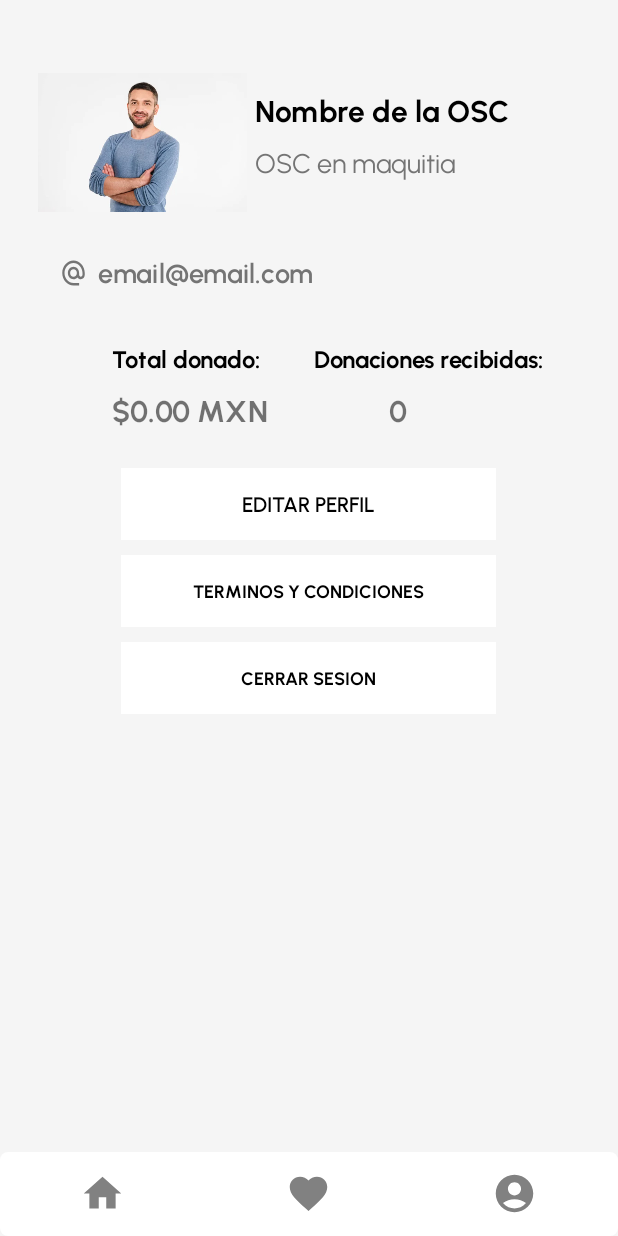
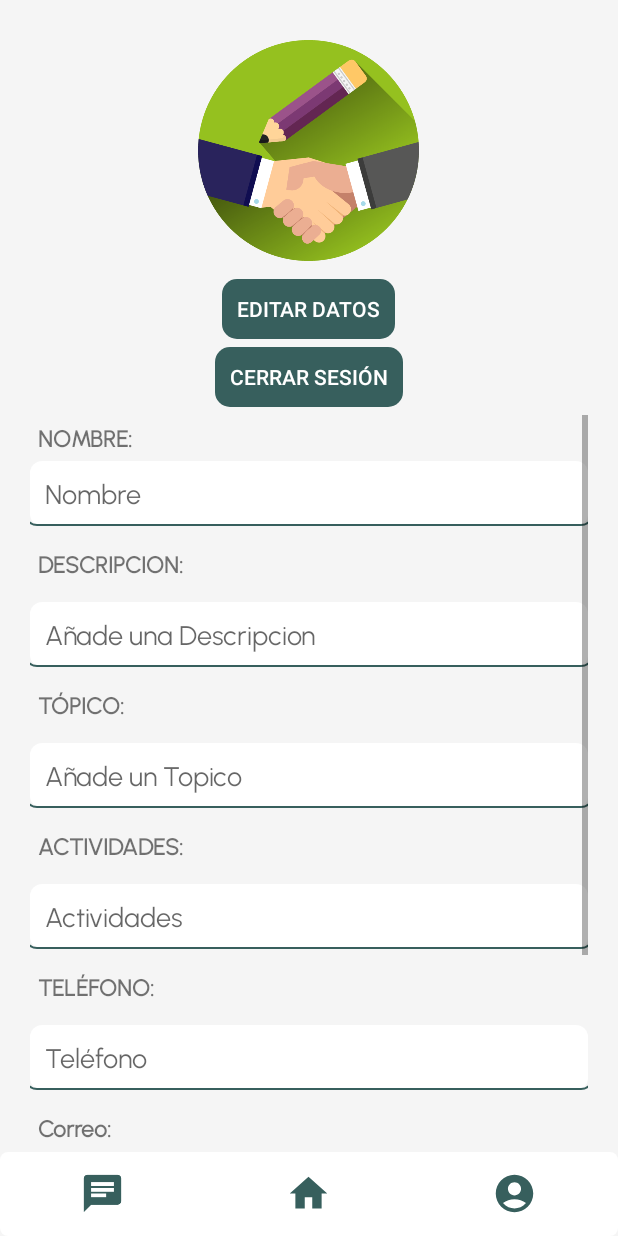
Before and after one commit to JPchipres/appmaquitia, an Android app: the layout activity_perfil_osc.xml on its own in the app's theme, with its tools: preview values and no code run, on a phone screen of 412 x 824 dp. Run offline under Robolectric (Android 15) with nearby library versions, the phone set to English and light mode, and no system bars.

Commit message:
perfil organización v1

```diff
--- a/app/src/main/java/com/example/appmaquitia/PublicacionesActivityUsuarios.java
+++ b/app/src/main/java/com/example/appmaquitia/PublicacionesActivityUsuarios.java
@@ -197,7 +197,6 @@ public class PublicacionesActivityUsuarios extends AppCompatActivity {
             AlertDialog.Builder alertDialogBuilder = new AlertDialog.Builder(this);
             alertDialogBuilder.setView(customDialogView);
             alertDialogBuilder.setTitle("Selecciona un número");
-
             // Mostrar el AlertDialog
             alertDialogBuilder.show();
         } else {
--- a/app/src/main/java/com/example/appmaquitia/registro.java
+++ b/app/src/main/java/com/example/appmaquitia/registro.java
@@ -176,7 +176,8 @@ public class registro extends AppCompatActivity {
             @Override
             public void onComplete(@NonNull Task<AuthResult> task) {
                 if(task.isSuccessful()) {
-
+                    FirebaseUser user = mAuth.getCurrentUser();
+                    user.sendEmailVerification();
                     String hashed = Hashing.sha256()
                             .hashString(pass, StandardCharsets.UTF_8)
                             .toString();
--- a/app/src/main/java/com/example/appmaquitia/registro_de_asociacion.java
+++ b/app/src/main/java/com/example/appmaquitia/registro_de_asociacion.java
@@ -391,7 +391,7 @@ public class registro_de_asociacion extends AppCompatActivity {
                                                                                     @Override
                                                                                     public void run() {
                                                                                         finish();
-                                                                                        startActivity(new Intent(registro_de_asociacion.this, login.class));
+                                                                                        startActivity(new Intent(registro_de_asociacion.this, login_osc.class));
 
                                                                                     }
                                                                                 }, 2500);
--- a/app/src/main/res/layout/activity_perfil_osc.xml
+++ b/app/src/main/res/layout/activity_perfil_osc.xml
@@ -7,149 +7,214 @@
     xmlns:tools="http://schemas.android.com/tools"
     android:background="@color/background"
     tools:context=".perfil_osc">
-    <RelativeLayout
-        android:layout_width="wrap_content"
+
+    <LinearLayout
+        android:layout_width="match_parent"
         android:layout_height="match_parent"
-        android:layout_marginStart="0dp"
-        android:layout_marginEnd="0dp"
-        android:padding="20dp">
-        <ImageView
-            android:layout_width="150dp"
-            android:layout_height="150dp"
-            android:id="@+id/imgperfil"
-            android:src="@drawable/persona_ejemplo"
-            android:padding="5dp"/>
-        <TextView
-            android:layout_width="wrap_content"
-            android:layout_height="wrap_content"
-            android:layout_toEndOf="@+id/imgperfil"
-            android:id="@+id/txtnombre"
-            android:text="Nombre de la OSC"
-            android:layout_marginTop="40dp"
-            android:fontFamily="@font/urbanist_bold"
-            android:textSize="20dp"
-            android:textColor="@color/black"/>
-        <TextView
-            android:layout_width="wrap_content"
-            android:layout_height="wrap_content"
-            android:id="@+id/txt"
-            android:text="OSC en maquitia"
-            android:layout_below="@id/txtnombre"
-            android:layout_toEndOf="@id/imgperfil"
-            android:layout_marginTop="10dp"
-            android:fontFamily="@font/urbanist"
-            android:textSize="18dp"
-            android:textColor="@color/grey"/>
-        <ImageView
-            android:layout_width="18dp"
-            android:layout_height="20dp"
-            android:background="@drawable/baseline_alternate_email_24"
-            android:layout_below="@id/imgperfil"
-            android:layout_marginTop="2dp"
-            android:layout_marginLeft="20dp"/>
-        <TextView
-            android:layout_width="wrap_content"
-            android:layout_height="wrap_content"
-            android:id="@+id/txtemail"
-            android:text="email@email.com"
-            android:layout_below="@id/imgperfil"
-            android:layout_marginLeft="45dp"
-            android:fontFamily="@font/urbanist_semibold"
-            android:textSize="18dp"
-            android:textColor="@color/grey"/>
+        android:layout_marginHorizontal="15dp"
+        android:layout_marginStart="20dp"
+        android:layout_marginTop="20dp"
+        android:layout_marginEnd="20dp"
+        android:layout_marginBottom="60dp"
+        android:orientation="vertical">
+
+
         <LinearLayout
             android:layout_width="match_parent"
             android:layout_height="wrap_content"
-            android:layout_below="@+id/txtemail"
             android:orientation="vertical"
-            android:padding="10dp"
-            android:layout_marginTop="20dp">
-            <GridLayout
+            android:paddingVertical="5dp"
+            android:gravity="center">
+            <de.hdodenhof.circleimageview.CircleImageView
+                android:id="@+id/btnCambiarFoto"
+                android:layout_width="150dp"
+                android:layout_height="150dp"
+                android:src="@drawable/asociaciones"/>
+        </LinearLayout>
+        <LinearLayout
+            android:paddingVertical="5dp"
+            android:layout_width="match_parent"
+            android:layout_height="wrap_content"
+            android:orientation="vertical"
+            android:gravity="center">
+            <Button
+                android:id="@+id/btnEditar"
                 android:layout_width="wrap_content"
+                android:layout_height="40dp"
+                android:text="Editar Datos"
+                android:paddingHorizontal="10dp"
+                android:layout_marginBottom="5dp"
+                android:background="@drawable/button_ini"
+                android:textColor="@color/white"/>
+            <Button
+                android:id="@+id/btnCerrarSesion"
+                android:layout_width="wrap_content"
+                android:layout_height="40dp"
+                android:paddingHorizontal="10dp"
+                android:text="Cerrar Sesión"
+                android:background="@drawable/button_ini"
+                android:textColor="@color/white"/>
+        </LinearLayout>
+        <ScrollView
+            android:layout_width="match_parent"
+            android:layout_height="match_parent">
+            <LinearLayout
+                android:layout_width="match_parent"
+                android:layout_height="match_parent"
+                android:orientation="vertical">
+                <TextView
+                    android:layout_width="match_parent"
                     android:layout_height="wrap_content"
-                android:layout_gravity="center"
-                android:columnCount="2">
+                    android:text="NOMBRE:"
+                    android:textSize="15sp"
+                    android:fontFamily="@font/urbanist"
+                    android:textStyle="bold"
+                    android:padding="5dp"/>
+                <EditText
+                    android:id="@+id/etNombre"
+                    android:layout_width="match_parent"
+                    android:layout_height="wrap_content"
+                    android:background="@drawable/edittext_radius"
+                    android:paddingHorizontal="10dp"
+                    android:paddingVertical="10dp"
+                    android:layout_marginBottom="10dp"
+                    android:hint="Nombre"
+                    android:inputType="textImeMultiLine"
+                    android:textSize="18sp"
+                    android:fontFamily="@font/urbanist"
+                    android:enabled="false"/>
                 <TextView
-                    android:id="@+id/totaldinero"
-                    android:layout_width="wrap_content"
+                    android:layout_width="match_parent"
                     android:layout_height="wrap_content"
-                    android:textSize="16dp"
-                    android:layout_marginLeft="25dp"
-                    android:text="Total donado:"
-                    android:textColor="@color/black"
-                    android:fontFamily="@font/urbanist_bold"
+                    android:text="DESCRIPCION:"
+                    android:textSize="15sp"
+                    android:fontFamily="@font/urbanist"
+                    android:textStyle="bold"
                     android:padding="5dp"/>
+                <EditText
+                    android:id="@+id/etDescripcion"
+                    android:layout_width="match_parent"
+                    android:layout_height="wrap_content"
+                    android:layout_marginTop="10dp"
+                    android:background="@drawable/edittext_radius"
+                    android:paddingHorizontal="10dp"
+                    android:hint="Añade una Descripcion"
+                    android:inputType="textImeMultiLine"
+                    android:layout_marginBottom="10dp"
+                    android:paddingVertical="10dp"
+                    android:textSize="18sp"
+                    android:fontFamily="@font/urbanist"
+                    android:enabled="false"/>
                 <TextView
-                    android:id="@+id/conteo"
-                    android:layout_width="wrap_content"
+                    android:layout_width="match_parent"
                     android:layout_height="wrap_content"
-                    android:layout_marginLeft="20dp"
-                    android:text="Donaciones recibidas:"
-                    android:textSize="16dp"
-                    android:textColor="@color/black"
-                    android:fontFamily="@font/urbanist_bold"
+                    android:text="TÓPICO:"
+                    android:textSize="15sp"
+                    android:fontFamily="@font/urbanist"
+                    android:textStyle="bold"
                     android:padding="5dp"/>
+                <EditText
+                    android:id="@+id/etTopico"
+                    android:layout_width="match_parent"
+                    android:layout_height="wrap_content"
+                    android:layout_marginTop="10dp"
+                    android:background="@drawable/edittext_radius"
+                    android:paddingHorizontal="10dp"
+                    android:hint="Añade un Topico"
+                    android:inputType="text"
+                    android:paddingVertical="10dp"
+                    android:layout_marginBottom="10dp"
+                    android:textSize="18sp"
+                    android:fontFamily="@font/urbanist"
+                    android:enabled="false"/>
                 <TextView
-                    android:layout_width="wrap_content"
+                    android:layout_width="match_parent"
                     android:layout_height="wrap_content"
-                    android:layout_gravity="center"
-                    android:textSize="20dp"
-                    android:text="$0.00 MXN"
-                    android:layout_marginLeft="25dp"
-                    android:fontFamily="@font/urbanist_bold"
+                    android:text="ACTIVIDADES:"
+                    android:textSize="15sp"
+                    android:fontFamily="@font/urbanist"
+                    android:textStyle="bold"
                     android:padding="5dp"/>
+                <EditText
+                    android:id="@+id/etActividades"
+                    android:layout_width="match_parent"
+                    android:layout_height="wrap_content"
+                    android:layout_marginTop="10dp"
+                    android:background="@drawable/edittext_radius"
+                    android:paddingHorizontal="10dp"
+                    android:hint="Actividades"
+                    android:inputType="text"
+                    android:layout_marginBottom="10dp"
+                    android:paddingVertical="10dp"
+                    android:textSize="18sp"
+                    android:fontFamily="@font/urbanist"
+                    android:enabled="false"/>
                 <TextView
-                    android:layout_width="wrap_content"
+                    android:layout_width="match_parent"
                     android:layout_height="wrap_content"
-                    android:layout_marginLeft="70dp"
-                    android:textSize="20dp"
-                    android:text="0"
-                    android:fontFamily="@font/urbanist_bold"
+                    android:text="TELÉFONO:"
+                    android:textSize="15sp"
+                    android:fontFamily="@font/urbanist"
+                    android:textStyle="bold"
                     android:padding="5dp"/>
-
-
-            </GridLayout>
+                <EditText
+                    android:id="@+id/etTelefono"
+                    android:layout_width="match_parent"
+                    android:layout_height="wrap_content"
+                    android:layout_marginTop="10dp"
+                    android:layout_marginBottom="10dp"
+                    android:background="@drawable/edittext_radius"
+                    android:paddingHorizontal="10dp"
+                    android:hint="Teléfono"
+                    android:paddingVertical="10dp"
+                    android:inputType="text"
+                    android:textSize="18sp"
+                    android:fontFamily="@font/urbanist"
+                    android:enabled="false"/>
+                <TextView
+                    android:layout_width="match_parent"
+                    android:layout_height="wrap_content"
+                    android:text="Correo:"
+                    android:textSize="15sp"
+                    android:fontFamily="@font/urbanist"
+                    android:textStyle="bold"
+                    android:padding="5dp"/>
+                <EditText
+                    android:id="@+id/etCorreo"
+                    android:layout_width="match_parent"
+                    android:layout_height="wrap_content"
+                    android:layout_marginTop="10dp"
+                    android:layout_marginBottom="10dp"
+                    android:background="@drawable/edittext_radius"
+                    android:paddingHorizontal="10dp"
+                    android:hint="Correo"
+                    android:paddingVertical="10dp"
+                    android:textSize="18sp"
+                    android:fontFamily="@font/urbanist"
+                    android:enabled="false"/>
                 <Button
-                android:id="@+id/editar_perfil"
-                android:layout_width="250dp"
+                    android:id="@+id/btnCambiarContraseña"
+                    android:background="@drawable/button3_style"
+                    android:textColor="@color/buttons"
+                    android:fontFamily="@font/urbanist"
+                    android:textStyle="bold"
+                    android:layout_width="match_parent"
                     android:layout_height="wrap_content"
-                android:layout_marginTop="20dp"
-                android:layout_gravity="center"
-                android:background="@color/white"
-                android:text="Editar perfil"
-                android:textSize="14dp"
-                android:textColor="@color/black"
-                android:fontFamily="@font/urbanist_semibold"
-                android:padding="5dp"/>
+                    android:text="Cambiar Contraseña"/>
                 <Button
-                android:id="@+id/terminos"
-                android:layout_width="250dp"
-                android:layout_height="match_parent"
-                android:background="@color/white"
-                android:layout_gravity="center"
+                    android:id="@+id/btnGuardarCambios"
+                    android:background="@drawable/button_ini"
+                    android:textColor="@color/white"
+                    android:fontFamily="@font/urbanist"
+                    android:textStyle="bold"
                     android:layout_marginTop="10dp"
-                android:text="Terminos y condiciones"
-                android:textSize="12dp"
-                android:textColor="@color/black"
-                android:fontFamily="@font/urbanist_bold"
-                android:padding="5dp"/>
-
-            <Button
-                android:id="@+id/cerrar_sesion"
-                android:layout_width="250dp"
-                android:layout_height="match_parent"
-                android:background="@color/white"
-                android:layout_gravity="center"
-                android:layout_marginTop="10dp"
-                android:text="Cerrar sesion"
-                android:textSize="12dp"
-                android:textColor="@color/black"
-                android:fontFamily="@font/urbanist_bold"
-                android:padding="5dp"/>
+                    android:layout_width="match_parent"
+                    android:layout_height="wrap_content"
+                    android:text="Guardar"/>
+            </LinearLayout>
+        </ScrollView>
 
     </LinearLayout>
-
-    </RelativeLayout>
     <com.google.android.material.bottomnavigation.BottomNavigationView
         android:layout_width="match_parent"
         android:layout_height="wrap_content"
@@ -157,10 +222,9 @@
         android:layout_alignParentBottom="true"
         android:background="@drawable/nabvar_background"
         android:layout_marginEnd="0dp"
-        android:layout_marginTop="700dp"
-        app:menu="@menu/navbar_menu"
+        app:menu="@menu/navbar_menu_osc"
         app:itemIconSize="30dp"
-        app:itemIconTint="@color/gris_medio"
+        app:itemIconTint="@color/buttons"
         app:itemRippleColor="@color/white"
         app:labelVisibilityMode="unlabeled">
     </com.google.android.material.bottomnavigation.BottomNavigationView>
--- a/app/src/main/res/layout/activity_publicaciones_usuarios.xml
+++ b/app/src/main/res/layout/activity_publicaciones_usuarios.xml
@@ -52,7 +52,6 @@
     </LinearLayout>
 
     <ScrollView
-
         android:paddingVertical="10dp"
         android:id="@+id/scrollView"
         android:layout_below="@+id/header"
--- /dev/null
+++ b/app/src/main/res/menu/navbar_menu_osc.xml
@@ -0,0 +1,19 @@
+<?xml version="1.0" encoding="utf-8"?>
+<menu xmlns:android="http://schemas.android.com/apk/res/android">
+
+    <item
+        android:id="@+id/chat"
+        android:icon="@drawable/chat_select_icon"
+        android:title="chat"
+        />
+    <item
+        android:id="@+id/home"
+        android:icon="@drawable/home"
+        android:title="Home"
+        />
+    <item
+        android:id="@+id/perfil"
+        android:icon="@drawable/perfil"
+        android:title="Perfil"
+        />
+</menu>
```
Also changed, not shown: app/src/main/java/com/example/appmaquitia/PublicacionesActivity.java (+5 -17 lines), app/src/main/java/com/example/appmaquitia/login.java (+7 -3 lines), app/src/main/java/com/example/appmaquitia/perfil_osc.java (+137 -31 lines), app/src/main/res/layout/activity_publicaciones.xml (+4 -24 lines), app/src/main/res/menu/navbar_menu.xml (+5 -5 lines), app/src/main/res/drawable/chat_select_icon.png (added). Lines whose indentation alone changed are shown as unchanged.
